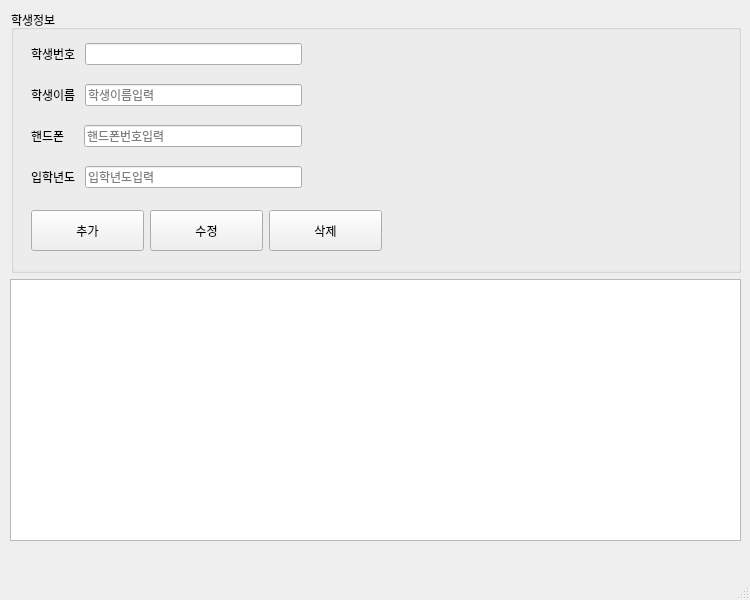
Above: toyproject/studentdb.ui from jungmin9911/java-database-2025 before the change. Below: the same form after it.
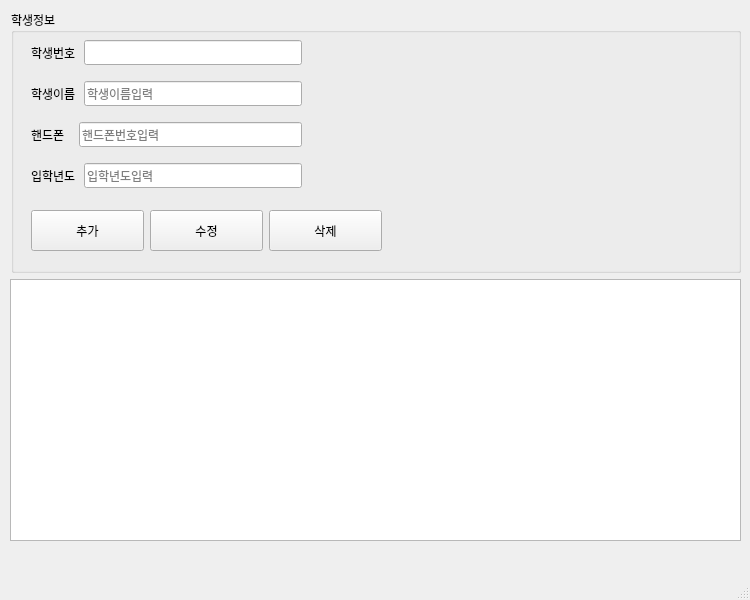
That is the form after the change.

The edit to the form file:
```diff
--- a/toyproject/studentdb.ui
+++ b/toyproject/studentdb.ui
@@ -16,6 +16,11 @@
     <height>600</height>
    </size>
   </property>
+  <property name="font">
+   <font>
+    <family>D2Coding</family>
+   </font>
+  </property>
   <property name="windowTitle">
    <string>MainWindow</string>
   </property>
@@ -116,7 +121,7 @@
              <item>
               <widget class="QLabel" name="label_3">
                <property name="text">
-                <string>핸드폰    </string>
+                <string>핸드폰   </string>
                </property>
               </widget>
              </item>
```
Left out of the diff: 8 changed lines with no effect on the pictures.
